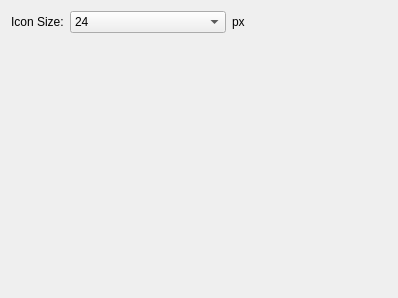
First picture: the form in scripts/Widgets/CadToolMatrix/PreferencesPage.ui, repository qcad/qcad, before the edit.
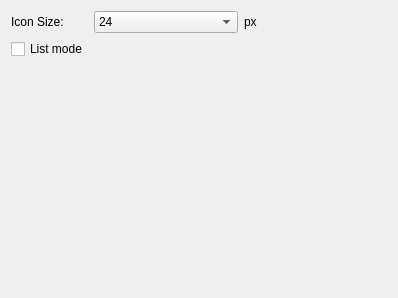
Second picture: the form after the edit.

Commit message: add list mode option to tool matrix widget preferences

What changed in the file:
```diff
--- a/scripts/Widgets/CadToolMatrix/PreferencesPage.ui
+++ b/scripts/Widgets/CadToolMatrix/PreferencesPage.ui
@@ -119,6 +119,13 @@
      </item>
     </layout>
    </item>
+   <item row="1" column="0">
+    <widget class="QCheckBox" name="ListViewMode">
+     <property name="text">
+      <string>List mode</string>
+     </property>
+    </widget>
+   </item>
   </layout>
  </widget>
  <resources/>
```
The commit also changes 1 other file.
